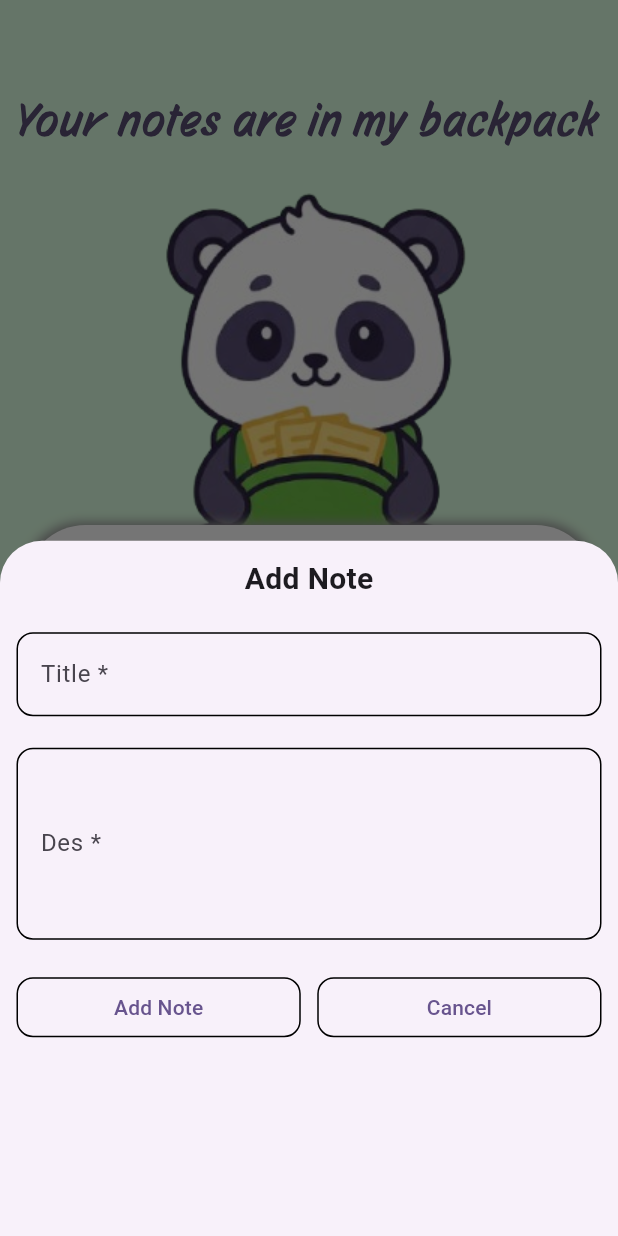
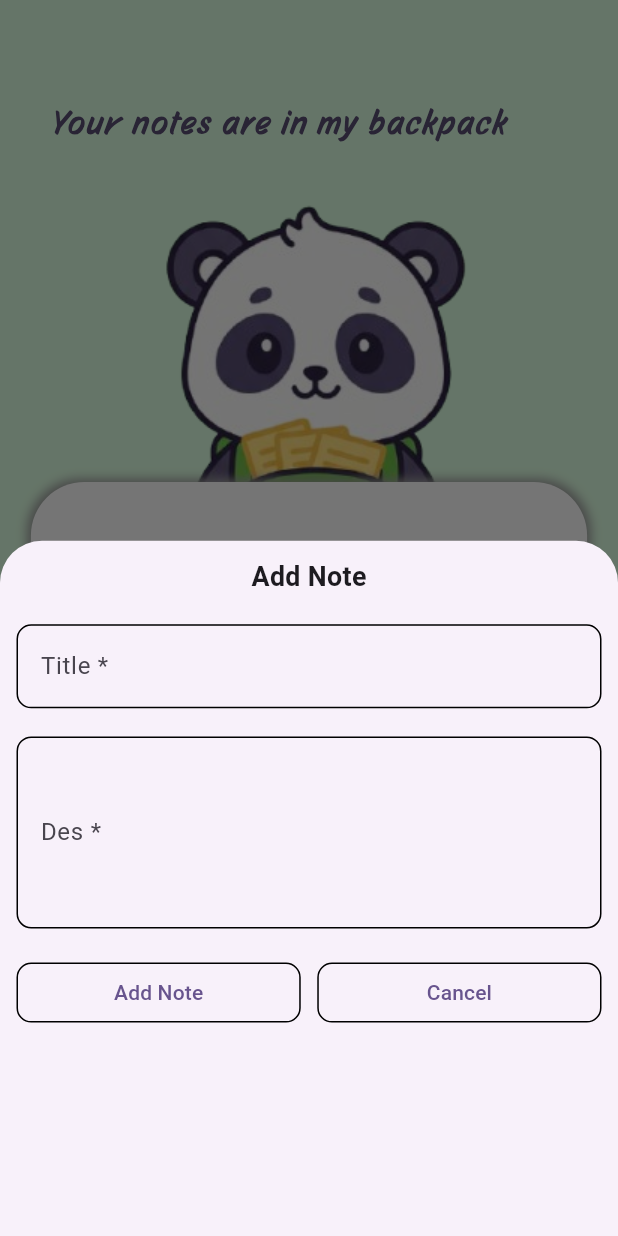
Before and after one commit to akankshaghotekar/Note-With-Me, a Flutter app: the screen it shows after launch, after a tap on the "add" icon, on a phone screen of 412 x 824 dp. Run offline on Flutter 3.47's test engine with Material 3 defaults, Android fonts, the phone set to English and light mode, and no system bars; our stand-ins replace flutter_screenutil, sqflite; accounts and stored records are empty.

Commit message:
added responsiveness with mediaQuery and screen utils package

```diff
--- a/lib/main.dart
+++ b/lib/main.dart
@@ -1,6 +1,7 @@
 import 'package:flutter/material.dart';
+import 'package:flutter_screenutil/flutter_screenutil.dart';
 import 'package:note_with_me/repository/screens/home_screen/home_screen.dart';
-import 'package:note_with_me/repository/screens/splash_screen/splash_screen.dart';
+import 'package:note_with_me/repository/screens/screen.dart';
 
 void main() {
   runApp(const MyApp());
@@ -11,13 +12,20 @@
 
   @override
   Widget build(BuildContext context) {
+    return ScreenUtilInit(
+      designSize: Size(411, 923),
+      minTextAdapt: true,
+      splitScreenMode: true,
+      builder: (context, child) {
         return MaterialApp(
           debugShowCheckedModeBanner: false,
           title: 'NoteWithMe',
           theme: ThemeData(
             colorScheme: ColorScheme.fromSeed(seedColor: Colors.deepPurple),
           ),
-      home: SplashScreen(),
+          home: HomeScreen(),
+        );
+      },
     );
   }
 }
--- a/lib/repository/screens/home_screen/home_screen.dart
+++ b/lib/repository/screens/home_screen/home_screen.dart
@@ -1,4 +1,5 @@
 import 'package:flutter/material.dart';
+import 'package:flutter_screenutil/flutter_screenutil.dart';
 import 'package:note_with_me/data/local/db_helper.dart';
 import 'package:note_with_me/domain/constants/ui_helper.dart';
 
@@ -31,23 +32,25 @@
 
   @override
   Widget build(BuildContext context) {
+    final screenWidth = MediaQuery.of(context).size.width;
+    final screenHeight = MediaQuery.of(context).size.height;
     return Scaffold(
       backgroundColor: UiHelper.appBgColor,
       // all notes viewed here
       body: Stack(
         children: [
           Positioned(
-            top: 50,
-            left: 0,
-            right: 0,
+            top: screenHeight * 0.07,
+            left: screenWidth * 0.06,
+            right: screenWidth * 0.06,
             child: Padding(
-              padding: const EdgeInsets.all(8.0),
+              padding: EdgeInsets.all(8.0).w,
               child: Text(
                 'Your notes are in my backpack',
                 style: TextStyle(
-                  fontSize: 30,
+                  fontSize: 25.sp,
                   fontFamily: 'storyscript',
-                  letterSpacing: 2,
+                  letterSpacing: 2.w,
                   fontWeight: FontWeight.bold,
                   color: UiHelper.headlineColor,
                 ),
@@ -55,9 +58,9 @@
             ),
           ),
           Positioned(
-            top: 0,
-            left: 0,
-            right: 0,
+            top: screenHeight * 0.01,
+            left: screenWidth * 0,
+            right: screenWidth * 0,
             child: Image.asset(
               'assets/images/homescreen_panda_img-removebg-preview.png',
 
@@ -65,16 +68,16 @@
             ),
           ),
           Positioned(
-            top: 350,
-            right: 15,
+            top: screenHeight * 0.39,
+            right: screenWidth * 0.05,
             child: Container(
-              height: 600,
-              width: 380,
+              height: screenHeight * 0.70,
+              width: screenWidth * 0.90,
               decoration: BoxDecoration(
                 color: Colors.white,
                 borderRadius: BorderRadius.only(
-                  topLeft: Radius.circular(40),
-                  topRight: Radius.circular(40),
+                  topLeft: Radius.circular(40.r),
+                  topRight: Radius.circular(40.r),
                 ),
                 boxShadow: [
                   BoxShadow(color: Colors.grey, blurRadius: 5, spreadRadius: 2),
@@ -95,7 +98,7 @@
                             allNotes[index][DBHelper.COLUMN_NOTE_DESC],
                           ),
                           trailing: SizedBox(
-                            width: 60,
+                            width: 60.w,
                             child: Row(
                               children: [
                                 InkWell(
@@ -124,7 +127,7 @@
                                     color: Color(0XFF594E73),
                                   ),
                                 ),
-                                SizedBox(width: 10),
+                                SizedBox(width: 10.w),
                                 InkWell(
                                   onTap: () async {
                                     bool check = await dbRef!.deleteNote(
@@ -174,23 +177,23 @@
         children: [
           Text(
             isUpdate ? 'Update Note' : "Add Note",
-            style: TextStyle(fontSize: 20, fontWeight: FontWeight.bold),
+            style: TextStyle(fontSize: 20.sp, fontWeight: FontWeight.bold),
           ),
-          SizedBox(height: 21),
+          SizedBox(height: 21.h),
           TextFormField(
             controller: titleController,
             decoration: InputDecoration(
               hintText: "Enter title here",
               label: Text("Title *"),
               focusedBorder: OutlineInputBorder(
-                borderRadius: BorderRadius.circular(11),
+                borderRadius: BorderRadius.circular(11.r),
               ),
               enabledBorder: OutlineInputBorder(
-                borderRadius: BorderRadius.circular(11),
+                borderRadius: BorderRadius.circular(11.r),
               ),
             ),
           ),
-          SizedBox(height: 21),
+          SizedBox(height: 21.h),
           TextFormField(
             controller: descController,
             maxLines: 4,
@@ -198,23 +201,23 @@
               hintText: "Enter description here",
               label: Text("Des *"),
               focusedBorder: OutlineInputBorder(
-                borderRadius: BorderRadius.circular(11),
+                borderRadius: BorderRadius.circular(11.r),
               ),
               enabledBorder: OutlineInputBorder(
-                borderRadius: BorderRadius.circular(11),
+                borderRadius: BorderRadius.circular(11.r),
               ),
             ),
           ),
-          SizedBox(height: 21),
+          SizedBox(height: 21.h),
           Row(
             children: [
               Expanded(
                 child: OutlinedButton(
                   style: OutlinedButton.styleFrom(
                     shape: RoundedRectangleBorder(
-                      borderRadius: BorderRadiusGeometry.circular(11),
+                      borderRadius: BorderRadiusGeometry.circular(11.r),
                     ),
-                    side: BorderSide(width: 1, color: Colors.black),
+                    side: BorderSide(width: 1.w, color: Colors.black),
                   ),
                   onPressed: () async {
                     var title = titleController.text.trim();
@@ -244,14 +247,14 @@
                   child: Text(isUpdate ? "Update Note" : "Add Note"),
                 ),
               ),
-              SizedBox(width: 11),
+              SizedBox(width: 11.w),
               Expanded(
                 child: OutlinedButton(
                   style: OutlinedButton.styleFrom(
                     shape: RoundedRectangleBorder(
-                      borderRadius: BorderRadiusGeometry.circular(11),
+                      borderRadius: BorderRadiusGeometry.circular(11.r),
                     ),
-                    side: BorderSide(width: 1, color: Colors.black),
+                    side: BorderSide(width: 1.w, color: Colors.black),
                   ),
                   onPressed: () {
                     Navigator.pop(context);
--- /dev/null
+++ b/lib/repository/screens/screen.dart
@@ -0,0 +1,12 @@
+import 'package:flutter/material.dart';
+
+class Screen extends StatelessWidget {
+  const Screen({super.key});
+
+  @override
+  Widget build(BuildContext context) {
+    final ScreenWidth = MediaQuery.of(context).size.width;
+    final ScreenHeight = MediaQuery.of(context).size.height;
+    return Scaffold(body: Center(child: Text('$ScreenWidth , $ScreenHeight')));
+  }
+}
--- a/pubspec.yaml
+++ b/pubspec.yaml
@@ -37,6 +37,7 @@
   sqflite: ^2.4.2
   path_provider: ^2.1.5
   path: ^1.9.1
+  flutter_screenutil: ^5.9.3
 
 dev_dependencies:
   flutter_test:
```
Also changed, not shown: pubspec.lock. Lines whose indentation alone changed are shown as unchanged.
